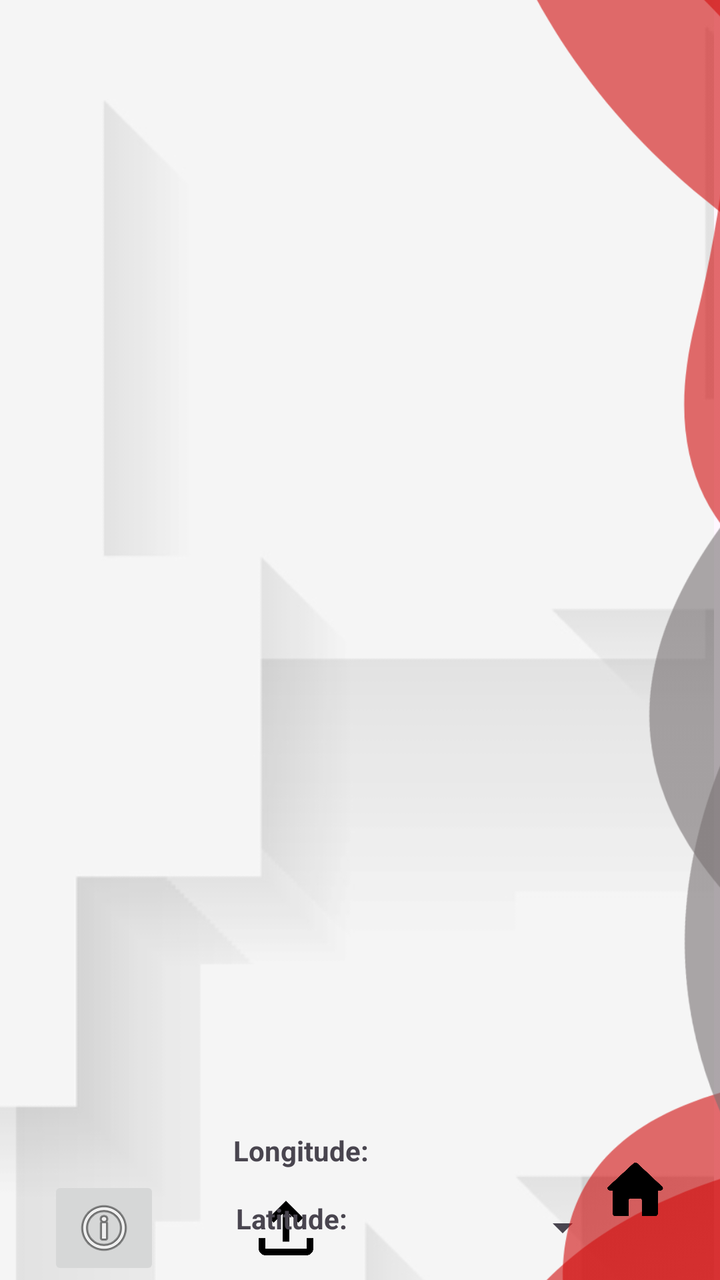
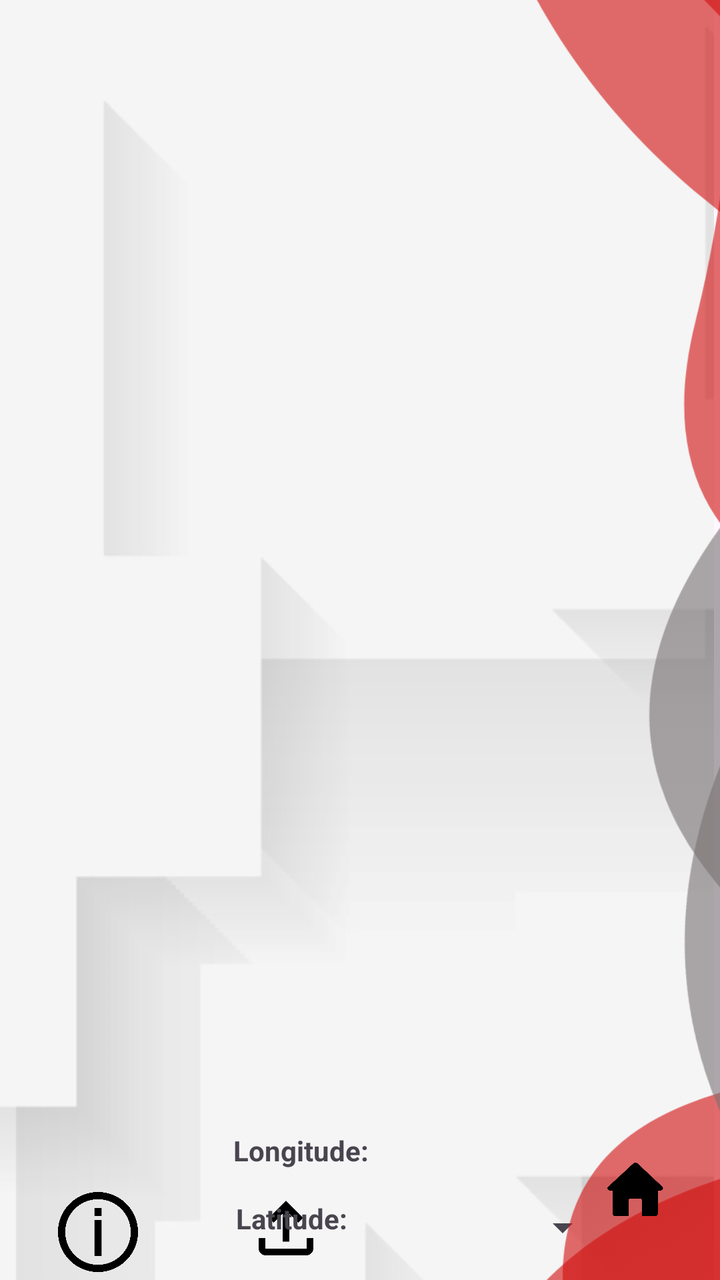

An Android layout rendered at two revisions. The XML below is the earlier revision; the diff shows what the commit changed to produce the second picture.
<!-- AndroidManifest.xml: application theme Theme.TrafficSceneAnalyser -->
<!-- res/layout/activity_upload_config.xml -->
<?xml version="1.0" encoding="utf-8"?>
<androidx.constraintlayout.widget.ConstraintLayout xmlns:android="http://schemas.android.com/apk/res/android"
    xmlns:app="http://schemas.android.com/apk/res-auto"
    xmlns:tools="http://schemas.android.com/tools"
    android:id="@+id/main"
    android:layout_width="match_parent"
    android:layout_height="match_parent"
    tools:context=".UploadConfigActivity">

    <ImageView
        android:id="@+id/backg"
        android:layout_width="904dp"
        android:layout_height="897dp"
        app:layout_constraintBottom_toBottomOf="parent"
        app:layout_constraintEnd_toEndOf="parent"
        app:layout_constraintHorizontal_bias="1.0"
        app:layout_constraintStart_toStartOf="parent"
        app:layout_constraintTop_toTopOf="parent"
        app:layout_constraintVertical_bias="0.12"
        app:srcCompat="@drawable/background" />

    <androidx.viewpager2.widget.ViewPager2
        android:id="@+id/viewPager"
        android:layout_width="250dp"
        android:layout_height="400dp"
        android:layout_marginTop="150dp"
        android:paddingStart="40dp"
        android:paddingEnd="40dp"
        app:layout_constraintEnd_toEndOf="parent"
        app:layout_constraintStart_toStartOf="parent"
        app:layout_constraintTop_toTopOf="parent">

    </androidx.viewpager2.widget.ViewPager2>


    <Spinner
        android:id="@+id/spinner_model_selector"
        android:layout_width="122dp"
        android:layout_height="63dp"
        android:layout_margin="8dp"
        app:layout_constraintBottom_toBottomOf="parent"
        app:layout_constraintEnd_toEndOf="parent"
        app:layout_constraintHorizontal_bias="0.1"
        app:layout_constraintStart_toEndOf="@+id/button_upload"
        app:layout_constraintTop_toBottomOf="@+id/longitude" />

    <ImageButton
        android:id="@+id/button_upload"
        android:layout_width="54dp"
        android:layout_height="68dp"
        android:layout_marginStart="116dp"
        android:backgroundTint="#00FFFFFF"
        android:onClick="goToHome"
        android:scaleType="fitCenter"
        android:src="@drawable/upload"

        app:layout_constraintBottom_toBottomOf="parent"
        app:layout_constraintStart_toStartOf="parent"
        app:layout_constraintTop_toBottomOf="@+id/longitude" />

    <TextView
        android:id="@+id/latitude"
        android:layout_width="140dp"
        android:layout_height="23dp"
        android:layout_marginTop="12dp"
        android:ems="10"
        android:text="Latitude: "
        android:textStyle="bold"
        app:layout_constraintEnd_toEndOf="parent"
        app:layout_constraintHorizontal_bias="0.536"
        app:layout_constraintStart_toStartOf="parent"
        app:layout_constraintTop_toBottomOf="@+id/longitude" />

    <TextView
        android:id="@+id/longitude"
        android:layout_width="140dp"
        android:layout_height="22dp"
        android:ems="10"
        android:text="Longitude: "
        android:textStyle="bold"
        app:layout_constraintBottom_toBottomOf="parent"
        app:layout_constraintEnd_toEndOf="parent"
        app:layout_constraintHorizontal_bias="0.53"
        app:layout_constraintStart_toStartOf="parent"
        app:layout_constraintTop_toBottomOf="@+id/viewPager"
        app:layout_constraintVertical_bias="0.229" />

    <ImageView
        android:id="@+id/imageView5"
        android:layout_width="484dp"
        android:layout_height="773dp"
        app:layout_constraintBottom_toBottomOf="parent"
        app:layout_constraintEnd_toEndOf="parent"
        app:layout_constraintHorizontal_bias="0.643"
        app:layout_constraintStart_toStartOf="parent"
        app:layout_constraintTop_toTopOf="parent"
        app:srcCompat="@drawable/perfectlayout2" />

    <ImageButton
        android:id="@+id/homeButton"
        android:layout_width="54dp"
        android:layout_height="68dp"
        android:backgroundTint="#00FFFFFF"
        android:onClick="goToHome"
        android:scaleType="fitCenter"
        android:src="@drawable/home1"
        app:layout_constraintBottom_toBottomOf="parent"
        app:layout_constraintEnd_toEndOf="parent"
        app:layout_constraintHorizontal_bias="0.95"
        app:layout_constraintStart_toStartOf="parent"
        app:layout_constraintTop_toTopOf="parent"
        app:layout_constraintVertical_bias="0.98" />

    <ImageButton
        android:id="@+id/infoButtonTest"
        android:layout_width="wrap_content"
        android:layout_height="wrap_content"
        android:layout_marginStart="24dp"
        android:layout_marginEnd="36dp"
        app:layout_constraintBottom_toBottomOf="@+id/button_upload"
        app:layout_constraintEnd_toStartOf="@+id/button_upload"
        app:layout_constraintStart_toStartOf="parent"
        app:layout_constraintTop_toTopOf="@+id/button_upload"
        app:srcCompat="@android:drawable/ic_menu_info_details" />

</androidx.constraintlayout.widget.ConstraintLayout>
<!-- resources referenced by this layout -->
<resources>
  <!-- drawable background: png bitmap (drawable-hdpi, 37305 bytes) -->
  <!-- drawable home1: png bitmap (drawable, 7782 bytes) -->
  <!-- drawable perfectlayout2: png bitmap (drawable-hdpi, 51025 bytes) -->
  <!-- drawable upload: png bitmap (drawable, 6537 bytes) -->
  <style name="Theme.TrafficSceneAnalyser" parent="Base.Theme.TrafficSceneAnalyser" />
  <style name="Base.Theme.TrafficSceneAnalyser" parent="Theme.Material3.DayNight.NoActionBar">
          
          
      </style>
</resources>

<!-- the commit's change to res/layout/activity_upload_config.xml (unified diff, before → after) -->
@@ -113,14 +113,18 @@
 
     <ImageButton
         android:id="@+id/infoButtonTest"
-        android:layout_width="wrap_content"
-        android:layout_height="wrap_content"
+        android:layout_width="66dp"
+        android:layout_height="64dp"
         android:layout_marginStart="24dp"
         android:layout_marginEnd="36dp"
+        android:backgroundTint="#00FFFFFF"
+        android:scaleType="fitCenter"
         app:layout_constraintBottom_toBottomOf="@+id/button_upload"
         app:layout_constraintEnd_toStartOf="@+id/button_upload"
+        app:layout_constraintHorizontal_bias="0.8"
         app:layout_constraintStart_toStartOf="parent"
         app:layout_constraintTop_toTopOf="@+id/button_upload"
-        app:srcCompat="@android:drawable/ic_menu_info_details" />
+        app:layout_constraintVertical_bias="1.0"
+        app:srcCompat="@drawable/infobutton" />
 
 </androidx.constraintlayout.widget.ConstraintLayout>
<!-- resource entries referenced after the edit -->
@@ -2,6 +2,7 @@
 <resources>
   <!-- drawable background: png bitmap (drawable-hdpi, 37305 bytes) -->
   <!-- drawable home1: png bitmap (drawable, 7782 bytes) -->
+  <!-- drawable infobutton: png bitmap (drawable, 34056 bytes) -->
   <!-- drawable perfectlayout2: png bitmap (drawable-hdpi, 51025 bytes) -->
   <!-- drawable upload: png bitmap (drawable, 6537 bytes) -->
   <style name="Theme.TrafficSceneAnalyser" parent="Base.Theme.TrafficSceneAnalyser" />
